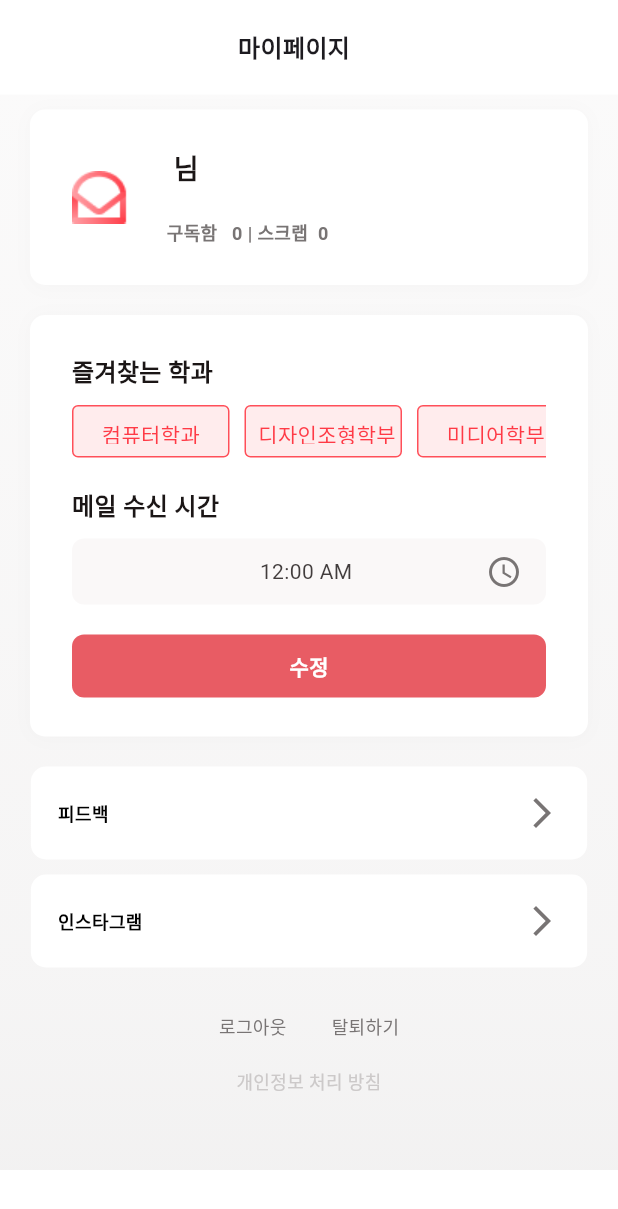
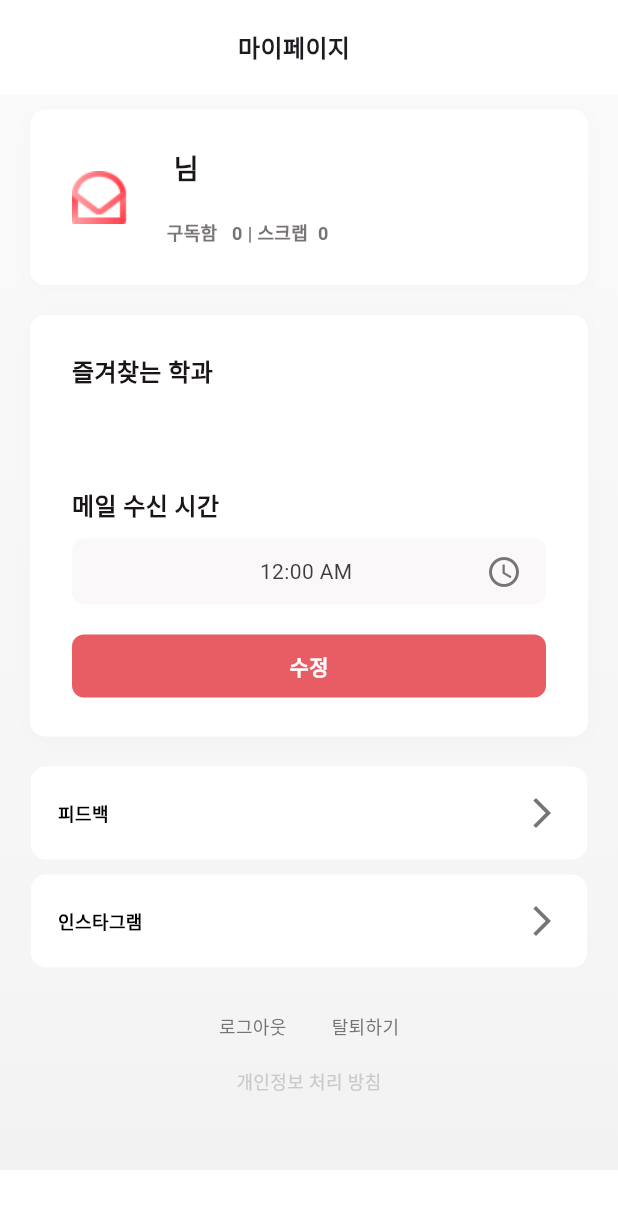
Before and after one commit to DevKor-github/KUDOG-front, a Flutter app: the ViewMyPageWidget screen opened directly, on a phone screen of 412 x 824 dp. Shown: the top 1209 px of the screen. Run offline on Flutter 3.47's test engine with Material 3 defaults, Android fonts, the phone set to English and light mode, and no system bars; our stand-ins replace dio, firebase_core, firebase_messaging, flutter_widget_from_html, share_plus, shared_preferences; accounts and stored records are empty; network calls fail; Roboto replaces fonts that are missing (Pretendard).

Commit message:
Feat: get provider major list

```diff
--- a/kudog/lib/model/UserInfoModel.dart
+++ b/kudog/lib/model/UserInfoModel.dart
@@ -1,24 +1,24 @@
 class UserInfo {
   String? name;
   String? email;
-  String? password;
   String? sendTime;
+  List<String>? providerBookmarks;
 
-  UserInfo({this.name, this.email, this.password, this.sendTime});
+  UserInfo({this.name, this.email, this.sendTime, this.providerBookmarks});
 
   UserInfo.fromJson(Map<String, dynamic> json) {
     name = json['name'];
     email = json['email'];
-    password = json['password'];
     sendTime = json['sendTime'];
+    providerBookmarks = json['providerBookmarks'].cast<String>();
   }
 
   Map<String, dynamic> toJson() {
     final Map<String, dynamic> data = new Map<String, dynamic>();
     data['name'] = this.name;
     data['email'] = this.email;
-    data['password'] = this.password;
     data['sendTime'] = this.sendTime;
+    data['providerBookmarks'] = this.providerBookmarks;
     return data;
   }
 }
--- a/kudog/lib/pages/my/ViewMyPage.dart
+++ b/kudog/lib/pages/my/ViewMyPage.dart
@@ -21,7 +21,7 @@ class ViewMyPageWidget extends StatefulWidget {
 
 class _ViewMyPageWidgetState extends State<ViewMyPageWidget> {
   final scaffoldKey = GlobalKey<ScaffoldState>();
-  List<String> bookmarkMajors = ["컴퓨터학과", "디자인조형학부", "미디어학부"];
+  List<String> bookmarkMajors = [];
   UserInfo userInfo = UserInfo(name: "");
   int subscribeCount = 0;
   int scrapCount = 0;
@@ -40,6 +40,7 @@ class _ViewMyPageWidgetState extends State<ViewMyPageWidget> {
       _selectedTime = TimeOfDay(
           hour: int.parse(userInfo.sendTime!.substring(0, 2)),
           minute: int.parse(userInfo.sendTime!.substring(3, 5)));
+      bookmarkMajors = userInfo.providerBookmarks!;
     });
   }
 
@@ -314,10 +315,11 @@ class _ViewMyPageWidgetState extends State<ViewMyPageWidget> {
                                               UserInfo(
                                                   name: userInfo.name,
                                                   email: userInfo.email,
-                                                  password: userInfo.password,
                                                   sendTime: convertTimeFormat(
                                                       _formatTime(
-                                                          _selectedTime))));
+                                                          _selectedTime)),
+                                                  providerBookmarks: userInfo
+                                                      .providerBookmarks));
                                           bool _isSuccess =
                                               userInfoService.isSuccess;
                                           if (_isSuccess) {
```
